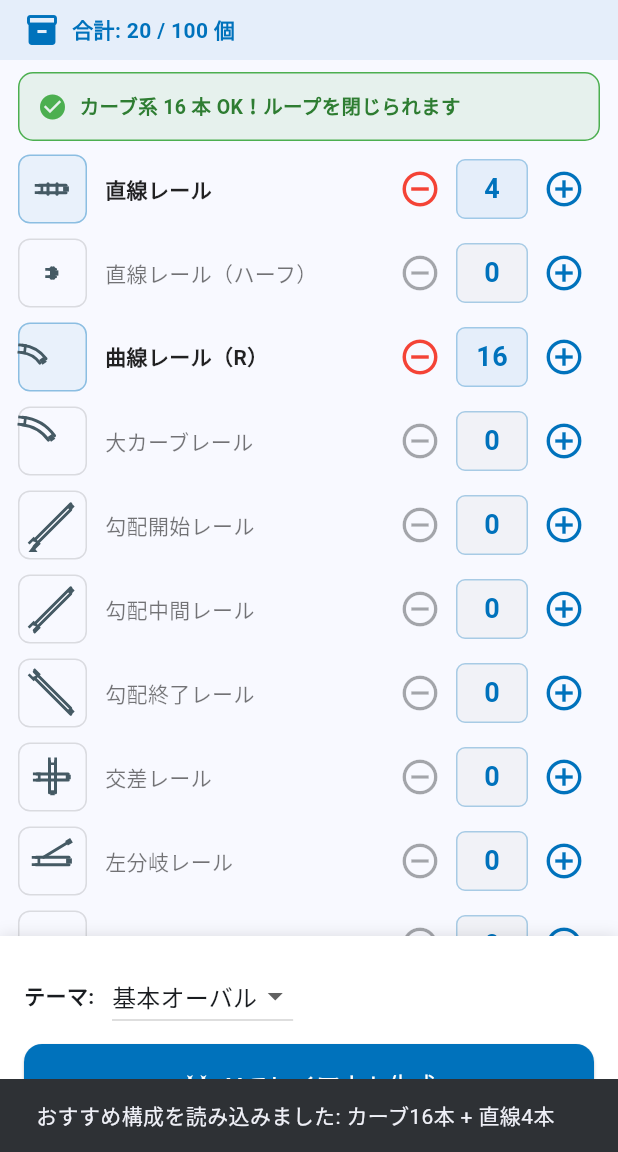
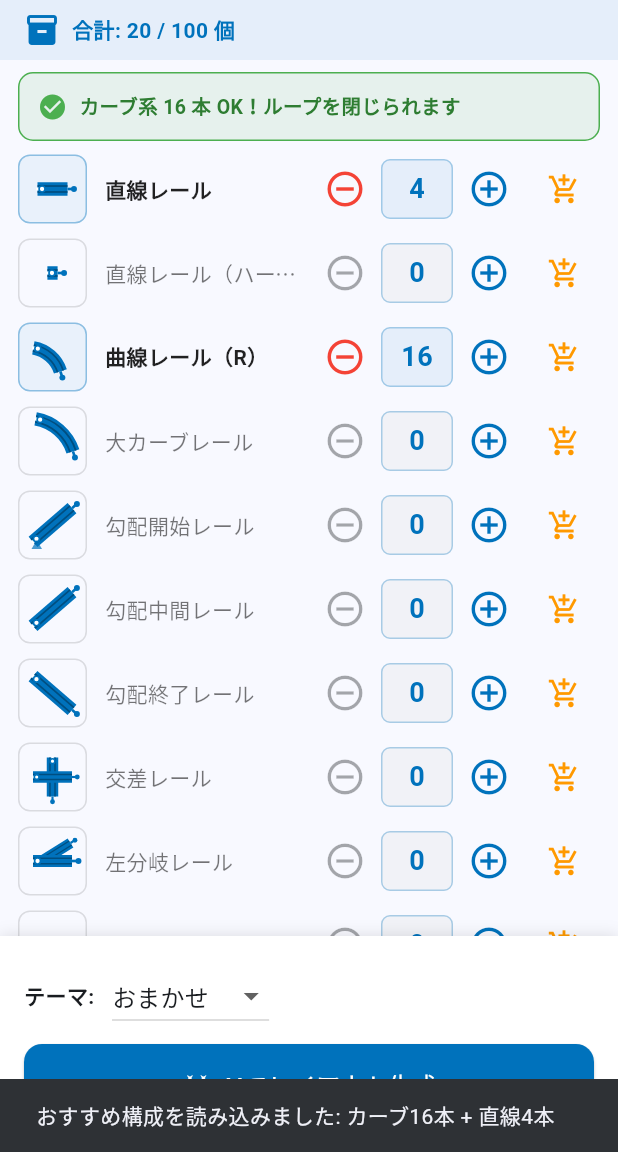
Before and after one commit to ykuma0413-arch/aoi-rail-planner, a Flutter app: the InventoryScreen screen opened directly, after a tap on "おすすめ構成（カーブ16+直線4）を自動投入", on a phone screen of 412 x 824 dp, the part 84-1236 px from its top. Run offline on Flutter 3.47's test engine with Material 3 defaults, Android fonts, the light colour scheme and no system bars; our stand-ins replace camera, flutter_riverpod, permission_handler, shared_preferences, sqflite; missing offline and left inert: tflite_flutter; accounts and stored records are empty; network calls fail.

Commit message:
v0.2.0: template-based layout engine (guaranteed closure), Amazon buy buttons, realistic rail rendering

```diff
--- a/frontend_flutter/lib/views/inventory_screen.dart
+++ b/frontend_flutter/lib/views/inventory_screen.dart
@@ -11,11 +11,12 @@ import 'layout_canvas_view.dart';
 import 'suggest_screen.dart';
 import 'history_screen.dart';
 import 'widgets/mini_rail_icon.dart';
+import '../utils/amazon_links.dart';
 
 const _themes = {
-  'standard': '基本オーバル',
-  'figure8': '8の字',
-  'elevated': '立体交差',
+  'standard': 'おまかせ',
+  'figure8': 'コンパクト',
+  'elevated': 'ワイド',
 };
 
 class InventoryScreen extends ConsumerStatefulWidget {
@@ -470,6 +471,17 @@ class _RailCountRow extends ConsumerWidget {
               onPressed:
                   total < 100 ? () => notifier.increment(item.railType) : null,
             ),
+            const SizedBox(width: 2),
+            // Amazon で追加購入（アフィリエイトリンク）
+            IconButton(
+              icon: const Icon(Icons.add_shopping_cart),
+              color: const Color(0xFFFF9900),
+              iconSize: 22,
+              padding: const EdgeInsets.all(4),
+              constraints: const BoxConstraints(),
+              tooltip: 'Amazonで購入',
+              onPressed: () => launchAmazon(item.railType),
+            ),
           ],
         ),
       ),
--- a/frontend_flutter/lib/views/suggest_screen.dart
+++ b/frontend_flutter/lib/views/suggest_screen.dart
@@ -73,7 +73,7 @@ class SuggestScreen extends StatelessWidget {
                     ),
                     const SizedBox(height: 8),
                     const Text(
-                      'プラレール標準カーブ 1本 = 22.5° なので、'
+                      '標準カーブ 1本 = 22.5° なので、'
                       '360° の閉じたループには カーブレール最低16本 が必要です。',
                       style: TextStyle(fontSize: 13, height: 1.6, color: Colors.black87),
                       textAlign: TextAlign.center,
--- a/frontend_flutter/lib/views/widgets/mini_rail_icon.dart
+++ b/frontend_flutter/lib/views/widgets/mini_rail_icon.dart
@@ -2,8 +2,11 @@ import 'dart:math' as math;
 import 'package:flutter/material.dart';
 import '../../models/rail_type.dart';
 
-/// 在庫リスト用のレールデフォルメアイコン (40x40 程度)。
-/// レールの形状とジョイント極性 (オス=▶ / メス=⌒) を一目で識別できる。
+/// 実物のおもちゃレールに近い青色
+const Color kRailBlue = Color(0xFF0072BC);
+
+/// 在庫リスト用のレールアイコン。
+/// 実物風: 青い道床（太いバンド）+ 2本の溝 + 凸ペグ / 凹ホールのジョイント。
 class MiniRailIcon extends StatelessWidget {
   final RailType railType;
   final double size;
@@ -13,7 +16,7 @@ class MiniRailIcon extends StatelessWidget {
     super.key,
     required this.railType,
     this.size = 44,
-    this.color = const Color(0xFF455A64),
+    this.color = kRailBlue,
   });
 
   @override
@@ -28,81 +31,93 @@ class MiniRailIcon extends StatelessWidget {
   }
 }
 
-/// 凹型（メス）ジョイント: U 字スロット形状（外向きに開く）
-/// [pos]: ジョイントの中心位置（世界座標）
-/// [outwardAngle]: 凹が開く方向（radians, 0 = +X）
-/// [size]: ジョイントマーカーの基本サイズ
-void paintFemaleJoint(Canvas canvas, Offset pos, Color color, {
-  double outwardAngle = math.pi,
-  double size = 4.5,
-}) {
-  final c = math.cos(outwardAngle);
-  final s = math.sin(outwardAngle);
-  final perpX = -s;
-  final perpY = c;
+// ============ 共通ジョイント描画（レイアウトCanvasと共用） ============
 
-  // 凹のサイズ: 開口幅 w、奥行き d
-  final w = size * 1.4;
-  final d = size * 1.1;
-
-  // 中心 pos の周りに U 字を描く
-  // 内側（閉じ側）: pos から -outward 方向に d/2
-  // 外側（開口側）: pos から +outward 方向に d/2
-  final innerCx = pos.dx - c * d / 2;
-  final innerCy = pos.dy - s * d / 2;
-  final outerCx = pos.dx + c * d / 2;
-  final outerCy = pos.dy + s * d / 2;
-
-  // 一方の外側→内側→反対側内側→反対側外側 と辿るパス（U字、3辺）
-  final path = Path()
-    ..moveTo(outerCx + perpX * w / 2, outerCy + perpY * w / 2)
-    ..lineTo(innerCx + perpX * w / 2, innerCy + perpY * w / 2)
-    ..lineTo(innerCx - perpX * w / 2, innerCy - perpY * w / 2)
-    ..lineTo(outerCx - perpX * w / 2, outerCy - perpY * w / 2);
-
-  final stroke = Paint()
+/// 凸（オス）: 道床から突き出るステム + 円形ペグ。実物の連結部そのもの。
+/// [pos] 道床の端, [outwardAngle] 突き出る方向, [size] 基本サイズ
+void paintMaleJoint(Canvas canvas, Offset pos, Color color,
+    {double outwardAngle = 0, double size = 4.5}) {
+  final u = Offset(math.cos(outwardAngle), math.sin(outwardAngle));
+  // ステム（首）
+  final stem = Paint()
     ..color = color
-    ..style = PaintingStyle.stroke
-    ..strokeWidth = 1.8
-    ..strokeJoin = StrokeJoin.miter
-    ..strokeCap = StrokeCap.square;
-  canvas.drawPath(path, stroke);
+    ..strokeWidth = size * 0.55
+    ..strokeCap = StrokeCap.butt;
+  canvas.drawLine(pos, pos + u * size * 1.0, stem);
+  // ペグ（円頭）
+  canvas.drawCircle(pos + u * size * 1.35, size * 0.62, Paint()..color = color);
 }
 
-/// 凸型（オス）ジョイント: 矩形タブ突起（外向きに伸びる）
-/// [pos]: ジョイントの中心位置
-/// [outwardAngle]: 凸が突き出る方向
-void paintMaleJoint(Canvas canvas, Offset pos, Color color, {
-  double outwardAngle = 0,
-  double size = 4.5,
-}) {
-  final c = math.cos(outwardAngle);
-  final s = math.sin(outwardAngle);
-  final perpX = -s;
-  final perpY = c;
+/// 凹（メス）: 道床の端に開いた円形ホール + エッジへ抜けるスロット。
+/// 白で抜いて「穴」に見せる。
+void paintFemaleJoint(Canvas canvas, Offset pos, Color color,
+    {double outwardAngle = math.pi, double size = 4.5}) {
+  final u = Offset(math.cos(outwardAngle), math.sin(outwardAngle));
+  final holeCenter = pos - u * size * 0.95; // 道床の内側
+  // スロット（エッジへの切り欠き）
+  final slot = Paint()
+    ..color = Colors.white
+    ..strokeWidth = size * 0.6
+    ..strokeCap = StrokeCap.butt;
+  canvas.drawLine(pos + u * size * 0.25, holeCenter, slot);
+  // ホール本体
+  canvas.drawCircle(holeCenter, size * 0.62, Paint()..color = Colors.white);
+  canvas.drawCircle(
+    holeCenter,
+    size * 0.62,
+    Paint()
+      ..color = color
+      ..style = PaintingStyle.stroke
+      ..strokeWidth = 1.1,
+  );
+}
 
-  // 凸のサイズ: タブ幅 w、奥行き d（凹の内幅より少し小さく → 視覚的に隙間）
-  final w = size * 1.0;
-  final d = size * 1.1;
+// ============ 道床（バンド）描画ヘルパー ============
 
-  // 矩形タブを pos を中心に描く
-  final backCx = pos.dx - c * d / 2;
-  final backCy = pos.dy - s * d / 2;
-  final frontCx = pos.dx + c * d / 2;
-  final frontCy = pos.dy + s * d / 2;
+Color _grooveColor(Color base) => Color.lerp(base, Colors.black, 0.32)!;
 
-  final path = Path()
-    ..moveTo(backCx + perpX * w / 2, backCy + perpY * w / 2)
-    ..lineTo(frontCx + perpX * w / 2, frontCy + perpY * w / 2)
-    ..lineTo(frontCx - perpX * w / 2, frontCy - perpY * w / 2)
-    ..lineTo(backCx - perpX * w / 2, backCy - perpY * w / 2)
-    ..close();
+/// 直線の道床: ベースバンド + 2本の溝
+void _bandLine(Canvas c, Offset a, Offset b, double w, Color color) {
+  final base = Paint()
+    ..color = color
+    ..strokeWidth = w
+    ..strokeCap = StrokeCap.butt;
+  c.drawLine(a, b, base);
 
-  final fill = Paint()
+  final d = b - a;
+  final len = d.distance;
+  if (len < 0.01) return;
+  final perp = Offset(-d.dy / len, d.dx / len);
+  final groove = Paint()
+    ..color = _grooveColor(color)
+    ..strokeWidth = w * 0.13
+    ..strokeCap = StrokeCap.butt;
+  c.drawLine(a + perp * w * 0.22, b + perp * w * 0.22, groove);
+  c.drawLine(a - perp * w * 0.22, b - perp * w * 0.22, groove);
+}
+
+/// 曲線の道床: ベースアーク + 2本の溝アーク
+void _bandArc(Canvas c, Offset center, double r, double start, double sweep,
+    double w, Color color) {
+  final base = Paint()
     ..color = color
-    ..style = PaintingStyle.fill;
-  canvas.drawPath(path, fill);
+    ..strokeWidth = w
+    ..strokeCap = StrokeCap.butt
+    ..style = PaintingStyle.stroke;
+  c.drawArc(Rect.fromCircle(center: center, radius: r), start, sweep, false, base);
+
+  final groove = Paint()
+    ..color = _grooveColor(color)
+    ..strokeWidth = w * 0.13
+    ..strokeCap = StrokeCap.butt
+    ..style = PaintingStyle.stroke;
+  c.drawArc(Rect.fromCircle(center: center, radius: r + w * 0.22), start, sweep,
+      false, groove);
+  c.drawArc(Rect.fromCircle(center: center, radius: r - w * 0.22), start, sweep,
+      false, groove);
 }
+
+// ============ アイコンペインタ ============
 
 class _RailIconPainter extends CustomPainter {
   final RailType railType;
@@ -110,217 +125,179 @@ class _RailIconPainter extends CustomPainter {
 
   _RailIconPainter({required this.railType, required this.color});
 
+  static const double _bw = 9.0; // 道床幅
+  static const double _js = 3.2; // ジョイントサイズ
+
   @override
   void paint(Canvas canvas, Size size) {
-    final stroke = Paint()
-      ..color = color
-      ..strokeWidth = 2.0
-      ..strokeCap = StrokeCap.round
-      ..style = PaintingStyle.stroke;
-    final fill = Paint()..color = color..style = PaintingStyle.fill;
-
     switch (railType) {
       case RailType.straight:
-        _drawStraight(canvas, size, stroke, length: 0.85);
+        _straight(canvas, size, lengthRatio: 0.85);
       case RailType.straightHalf:
-        _drawStraight(canvas, size, stroke, length: 0.5);
+        _straight(canvas, size, lengthRatio: 0.52);
       case RailType.straightDouble:
-        _drawStraight(canvas, size, stroke, length: 0.95, doubled: true);
+        _straight(canvas, size, lengthRatio: 0.96, seam: true);
       case RailType.curveR:
-        _drawCurve(canvas, size, stroke, radius: 0.55);
+        _curve(canvas, size, radiusRatio: 0.58);
       case RailType.curveRLarge:
-        _drawCurve(canvas, size, stroke, radius: 0.75);
+        _curve(canvas, size, radiusRatio: 0.80);
       case RailType.crossing:
-        _drawCrossing(canvas, size, stroke);
+        _crossing(canvas, size);
       case RailType.switchLeft:
-        _drawSwitch(canvas, size, stroke, branchUp: true);
+        _switch(canvas, size, branchUp: true);
       case RailType.switchRight:
-        _drawSwitch(canvas, size, stroke, branchUp: false);
+        _switch(canvas, size, branchUp: false);
       case RailType.inclineStart:
-        _drawIncline(canvas, size, stroke, ascending: true, hasStart: true);
+        _incline(canvas, size, ascending: true, marker: true);
       case RailType.inclineMiddle:
-        _drawIncline(canvas, size, stroke, ascending: true, hasStart: false);
+        _incline(canvas, size, ascending: true, marker: false);
       case RailType.inclineEnd:
-        _drawIncline(canvas, size, stroke, ascending: false, hasStart: false);
+        _incline(canvas, size, ascending: false, marker: false);
       case RailType.bridgePierStandard:
-        _drawPier(canvas, size, stroke, fill, block: false);
+        _pier(canvas, size, block: false);
       case RailType.bridgePierBlock:
-        _drawPier(canvas, size, stroke, fill, block: true);
+        _pier(canvas, size, block: true);
       case RailType.flexible:
-        _drawFlexible(canvas, size, stroke);
+        _flexible(canvas, size);
     }
   }
 
-  void _drawTies(Canvas c, Offset start, Offset end, Paint p, double gap) {
-    final dx = end.dx - start.dx;
-    final dy = end.dy - start.dy;
-    final dist = math.sqrt(dx * dx + dy * dy);
-    final tieCount = (dist / 10).round().clamp(3, 8);
-    final perpX = -dy / dist * gap / 2;
-    final perpY = dx / dist * gap / 2;
-    for (int i = 1; i < tieCount; i++) {
-      final t = i / tieCount;
-      final cx = start.dx + dx * t;
-      final cy = start.dy + dy * t;
+  void _straight(Canvas c, Size s, {required double lengthRatio, bool seam = false}) {
+    final w = s.width, h = s.height;
+    final pad = (1 - lengthRatio) * w / 2 + 4;
+    final mid = h / 2;
+    final a = Offset(pad + 3, mid);
+    final b = Offset(w - pad - 3, mid);
+    _bandLine(c, a, b, _bw, color);
+    if (seam) {
       c.drawLine(
-        Offset(cx - perpX, cy - perpY),
-        Offset(cx + perpX, cy + perpY),
-        p,
+        Offset(w / 2, mid - _bw / 2),
+        Offset(w / 2, mid + _bw / 2),
+        Paint()..color = _grooveColor(color)..strokeWidth = 1.2,
       );
+    }
+    paintFemaleJoint(c, a, color, outwardAngle: math.pi, size: _js);
+    paintMaleJoint(c, b, color, outwardAngle: 0, size: _js);
+  }
+
+  void _curve(Canvas c, Size s, {required double radiusRatio}) {
+    final w = s.width, h = s.height;
+    final r = w * radiusRatio;
+    final center = Offset(w * 0.08, h * 0.92);
+    const startDeg = -80.0;
+    const sweepDeg = 62.0;
+    final start = startDeg * math.pi / 180;
+    final sweep = sweepDeg * math.pi / 180;
+    _bandArc(c, center, r, start, sweep, _bw, color);
+
+    final pStart = center + Offset(r * math.cos(start), r * math.sin(start));
+    final endA = start + sweep;
+    final pEnd = center + Offset(r * math.cos(endA), r * math.sin(endA));
+    paintFemaleJoint(c, pStart, color,
+        outwardAngle: start + math.pi / 2 + math.pi, size: _js);
+    paintMaleJoint(c, pEnd, color, outwardAngle: endA + math.pi / 2, size: _js);
+  }
+
+  void _crossing(Canvas c, Size s) {
+    final w = s.width, h = s.height;
+    final mid = Offset(w / 2, h / 2);
+    final a1 = Offset(7, h / 2);
+    final b1 = Offset(w - 7, h / 2);
+    final a2 = Offset(w / 2, 7);
+    final b2 = Offset(w / 2, h - 7);
+    _bandLine(c, a2, b2, _bw * 0.85, color);
+    _bandLine(c, a1, b1, _bw * 0.85, color);
+    paintFemaleJoint(c, a1, color, outwardAngle: math.pi, size: 2.6);
+    paintMaleJoint(c, b1, color, outwardAngle: 0, size: 2.6);
+    paintFemaleJoint(c, a2, color, outwardAngle: -math.pi / 2, size: 2.6);
+    paintMaleJoint(c, b2, color, outwardAngle: math.pi / 2, size: 2.6);
+  }
+
+  void _switch(Canvas c, Size s, {required bool branchUp}) {
+    final w = s.width, h = s.height;
+    final mid = h / 2;
+    final a = Offset(7, mid);
+    final b = Offset(w - 7, mid);
+    final branchEnd = Offset(w - 8, branchUp ? mid - h * 0.30 : mid + h * 0.30);
+    final branchStart = Offset(w * 0.32, mid);
+    _bandLine(c, branchStart, branchEnd, _bw * 0.8, color);
+    _bandLine(c, a, b, _bw * 0.9, color);
+    paintFemaleJoint(c, a, color, outwardAngle: math.pi, size: _js);
+    paintMaleJoint(c, b, color, outwardAngle: 0, size: _js);
+    final bAngle = math.atan2(
+        branchEnd.dy - branchStart.dy, branchEnd.dx - branchStart.dx);
+    paintMaleJoint(c, branchEnd, color, outwardAngle: bAngle, size: 2.6);
+  }
+
+  void _incline(Canvas c, Size s, {required bool ascending, required bool marker}) {
+    final w = s.width, h = s.height;
+    final y1 = ascending ? h * 0.78 : h * 0.22;
+    final y2 = ascending ? h * 0.22 : h * 0.78;
+    final a = Offset(7, y1);
+    final b = Offset(w - 7, y2);
+    _bandLine(c, a, b, _bw, color);
+    final angle = math.atan2(b.dy - a.dy, b.dx - a.dx);
+    paintFemaleJoint(c, a, color, outwardAngle: angle + math.pi, size: _js);
+    paintMaleJoint(c, b, color, outwardAngle: angle, size: _js);
+    if (marker) {
+      // 上り開始マーク（小さい三角）
+      final tri = Path()
+        ..moveTo(6, h - 4)
+        ..lineTo(13, h - 4)
+        ..lineTo(9.5, h - 10)
+        ..close();
+      c.drawPath(tri, Paint()..color = color.withOpacity(0.7));
     }
   }
 
-  void _drawStraight(Canvas c, Size s, Paint stroke, {required double length, bool doubled = false}) {
+  void _pier(Canvas c, Size s, {required bool block}) {
     final w = s.width, h = s.height;
-    final pad = (1 - length) * w / 2 + 4;
-    final mid = h / 2;
-    final gap = 5.0;
-    const jointInset = 4.0;
-    // 2本のレール（ジョイント分内側に短く）
-    c.drawLine(Offset(pad + jointInset, mid - gap / 2), Offset(w - pad - jointInset, mid - gap / 2), stroke);
-    c.drawLine(Offset(pad + jointInset, mid + gap / 2), Offset(w - pad - jointInset, mid + gap / 2), stroke);
-    // 枕木
-    _drawTies(c, Offset(pad + jointInset, mid), Offset(w - pad - jointInset, mid), stroke, gap + 2);
-    // 凹（左）: 開口は -X 方向（π）
-    paintFemaleJoint(c, Offset(pad + jointInset, mid), color, outwardAngle: math.pi, size: 3.5);
-    // 凸（右）: 突起は +X 方向（0）
-    paintMaleJoint(c, Offset(w - pad - jointInset, mid), color, outwardAngle: 0, size: 3.5);
-    if (doubled) {
-      c.drawLine(Offset(w / 2, mid - gap), Offset(w / 2, mid + gap), stroke);
+    final cx = w / 2;
+    final fill = Paint()..color = color;
+    final stroke = Paint()
+      ..color = _grooveColor(color)
+      ..style = PaintingStyle.stroke
+      ..strokeWidth = 1.3;
+    if (block) {
+      // ブロック橋脚: 積み上げ可能な箱型
+      final rect = RRect.fromRectAndRadius(
+          Rect.fromLTWH(cx - 10, h * 0.28, 20, h * 0.55), const Radius.circular(2));
+      c.drawRRect(rect, fill);
+      c.drawRRect(rect, stroke);
+      // 上面の連結ペグ
+      c.drawCircle(Offset(cx, h * 0.28), 2.6, fill);
+      // 横ライン（ブロックの段）
+      c.drawLine(Offset(cx - 10, h * 0.55), Offset(cx + 10, h * 0.55), stroke);
+    } else {
+      // 標準橋脚: T 字型
+      final top = Rect.fromLTWH(cx - 13, h * 0.26, 26, 6);
+      c.drawRect(top, fill);
+      final post = Rect.fromLTWH(cx - 4, h * 0.26 + 6, 8, h * 0.48);
+      c.drawRect(post, fill);
+      final base = Rect.fromLTWH(cx - 9, h * 0.78, 18, 4);
+      c.drawRect(base, fill);
     }
   }
 
-  void _drawCurve(Canvas c, Size s, Paint stroke, {required double radius}) {
+  void _flexible(Canvas c, Size s) {
     final w = s.width, h = s.height;
-    final r = w * radius;
-    final cx = -r * 0.1;
-    final cy = h * 0.85;
-    // 円弧内側へ短くする（隙間用）
-    final arcInset = 0.10; // ラジアン
-    final startA = -math.pi / 2;
-    final span = math.pi / 3;
-    final drawStart = startA + arcInset;
-    final drawSpan = span - 2 * arcInset;
-    c.drawArc(Rect.fromCircle(center: Offset(cx, cy), radius: r), drawStart, drawSpan, false, stroke);
-    c.drawArc(Rect.fromCircle(center: Offset(cx, cy), radius: r - 5), drawStart, drawSpan, false, stroke);
-    // ジョイント位置 = 内側にinsetした弧の端点
-    final pStart = Offset(cx + (r - 2.5) * math.cos(drawStart), cy + (r - 2.5) * math.sin(drawStart));
-    final pEnd = Offset(cx + (r - 2.5) * math.cos(drawStart + drawSpan),
-        cy + (r - 2.5) * math.sin(drawStart + drawSpan));
-    // 接線方向に対し凹は外向き、凸は前向き
-    // 弧の中心から始点への半径方向 → +90度回した方向が接線（前進方向）
-    // 始点側の凹の outward = 接線の反対（後方）
-    final tangentStart = drawStart + math.pi / 2;
-    final tangentEnd = drawStart + drawSpan + math.pi / 2;
-    paintFemaleJoint(c, pStart, color, outwardAngle: tangentStart + math.pi, size: 3.5);
-    paintMaleJoint(c, pEnd, color, outwardAngle: tangentEnd, size: 3.5);
-  }
-
-  void _drawCrossing(Canvas c, Size s, Paint stroke) {
-    final w = s.width, h = s.height;
-    final pad = 6.0;
-    final mid = w / 2;
-    final gap = 4.0;
-    const inset = 3.5;
-    c.drawLine(Offset(pad + inset, mid - gap / 2), Offset(w - pad - inset, mid - gap / 2), stroke);
-    c.drawLine(Offset(pad + inset, mid + gap / 2), Offset(w - pad - inset, mid + gap / 2), stroke);
-    c.drawLine(Offset(mid - gap / 2, pad + inset), Offset(mid - gap / 2, h - pad - inset), stroke);
-    c.drawLine(Offset(mid + gap / 2, pad + inset), Offset(mid + gap / 2, h - pad - inset), stroke);
-    paintFemaleJoint(c, Offset(pad + inset, mid), color, outwardAngle: math.pi, size: 3.0);
-    paintMaleJoint(c, Offset(w - pad - inset, mid), color, outwardAngle: 0, size: 3.0);
-    paintFemaleJoint(c, Offset(mid, pad + inset), color, outwardAngle: -math.pi / 2, size: 3.0);
-    paintMaleJoint(c, Offset(mid, h - pad - inset), color, outwardAngle: math.pi / 2, size: 3.0);
-  }
-
-  void _drawSwitch(Canvas c, Size s, Paint stroke, {required bool branchUp}) {
-    final w = s.width, h = s.height;
-    final pad = 5.0;
     final mid = h / 2;
-    final gap = 5.0;
-    const inset = 4.0;
-    c.drawLine(Offset(pad + inset, mid - gap / 2), Offset(w - pad - inset, mid - gap / 2), stroke);
-    c.drawLine(Offset(pad + inset, mid + gap / 2), Offset(w - pad - inset, mid + gap / 2), stroke);
-    final branchY = branchUp ? mid - h * 0.32 : mid + h * 0.32;
-    c.drawLine(
-      Offset(w * 0.35, branchUp ? mid - gap / 2 : mid + gap / 2),
-      Offset(w - pad - inset, branchY),
-      stroke,
-    );
-    paintFemaleJoint(c, Offset(pad + inset, mid), color, outwardAngle: math.pi, size: 3.5);
-    paintMaleJoint(c, Offset(w - pad - inset, mid), color, outwardAngle: 0, size: 3.5);
-    final branchAngle = math.atan2(branchY - (branchUp ? mid - gap / 2 : mid + gap / 2),
-        (w - pad - inset) - w * 0.35);
-    paintMaleJoint(c, Offset(w - pad - inset, branchY), color, outwardAngle: branchAngle, size: 3.5);
-  }
-
-  void _drawIncline(Canvas c, Size s, Paint stroke, {required bool ascending, required bool hasStart}) {
-    final w = s.width, h = s.height;
-    final pad = 5.0;
-    final y1 = ascending ? h - pad : pad;
-    final y2 = ascending ? pad : h - pad;
-    final gap = 4.0;
-    const inset = 4.0;
-    // 角度方向に inset
-    final angle = math.atan2(y2 - y1, (w - 2 * pad));
-    final dx = math.cos(angle) * inset;
-    final dy = math.sin(angle) * inset;
-    c.drawLine(Offset(pad + dx, y1 - gap / 2 + dy), Offset(w - pad - dx, y2 - gap / 2 - dy), stroke);
-    c.drawLine(Offset(pad + dx, y1 + gap / 2 + dy), Offset(w - pad - dx, y2 + gap / 2 - dy), stroke);
-    paintFemaleJoint(c, Offset(pad + dx, y1 + dy), color, outwardAngle: angle + math.pi, size: 3.5);
-    paintMaleJoint(c, Offset(w - pad - dx, y2 - dy), color, outwardAngle: angle, size: 3.5);
-    if (hasStart) {
-      // 開始マーカー（小さい三角）
-      final triPath = Path()
-        ..moveTo(pad - 1, h - 2)
-        ..lineTo(pad + 5, h - 2)
-        ..lineTo(pad + 2, h - 6)
-        ..close();
-      c.drawPath(triPath, Paint()..color = color);
-    }
-  }
-
-  void _drawPier(Canvas c, Size s, Paint stroke, Paint fill, {required bool block}) {
-    final w = s.width, h = s.height;
-    final cx = w / 2;
-    final baseY = h - 6;
-    final topY = h * 0.30;
-    if (block) {
-      // ブロック橋脚: 太い四角
-      final rect = Rect.fromLTWH(cx - 9, topY, 18, baseY - topY);
-      c.drawRect(rect, fill);
-      c.drawRect(rect, stroke);
-      // 上に小さなレール
-      c.drawLine(Offset(cx - 12, topY - 3), Offset(cx + 12, topY - 3), stroke);
-    } else {
-      // 標準橋脚: T 字（柱 + 上に板）
-      c.drawLine(Offset(cx, baseY), Offset(cx, topY + 4), stroke);
-      // 上面の板
-      c.drawLine(Offset(cx - 11, topY), Offset(cx + 11, topY), stroke..strokeWidth = 3);
-      stroke.strokeWidth = 2;
-      // 脚部
-      c.drawLine(Offset(cx - 5, baseY), Offset(cx + 5, baseY), stroke);
-    }
-  }
-
-  void _drawFlexible(Canvas c, Size s, Paint stroke) {
-    final w = s.width, h = s.height;
-    final pad = 5.0;
-    final mid = h / 2;
-    // 波線2本
-    final path1 = Path()..moveTo(pad, mid - 3);
-    final path2 = Path()..moveTo(pad, mid + 3);
-    final steps = 20;
+    final path = Path()..moveTo(7, mid);
+    const steps = 24;
     for (int i = 1; i <= steps; i++) {
       final t = i / steps;
-      final x = pad + (w - 2 * pad) * t;
-      final dy = math.sin(t * math.pi * 2) * 3;
-      path1.lineTo(x, mid - 3 + dy);
-      path2.lineTo(x, mid + 3 + dy);
+      final x = 7 + (w - 14) * t;
+      final dy = math.sin(t * math.pi * 2) * 4.5;
+      path.lineTo(x, mid + dy);
     }
-    c.drawPath(path1, stroke);
-    c.drawPath(path2, stroke);
-    paintFemaleJoint(c, Offset(pad, mid), color, outwardAngle: math.pi, size: 3.5);
-    paintMaleJoint(c, Offset(w - pad, mid), color, outwardAngle: 0, size: 3.5);
+    final base = Paint()
+      ..color = color
+      ..strokeWidth = _bw * 0.85
+      ..strokeCap = StrokeCap.butt
+      ..style = PaintingStyle.stroke;
+    c.drawPath(path, base);
+    paintFemaleJoint(c, Offset(7, mid), color, outwardAngle: math.pi, size: _js);
+    paintMaleJoint(c, Offset(w - 7, mid), color, outwardAngle: 0, size: _js);
   }
 
   @override
```
Also changed, not shown: frontend_flutter/lib/utils/amazon_links.dart (added, +45 -0 lines), frontend_flutter/lib/views/layout_canvas_view.dart (+47 -50 lines), 2 other files.
